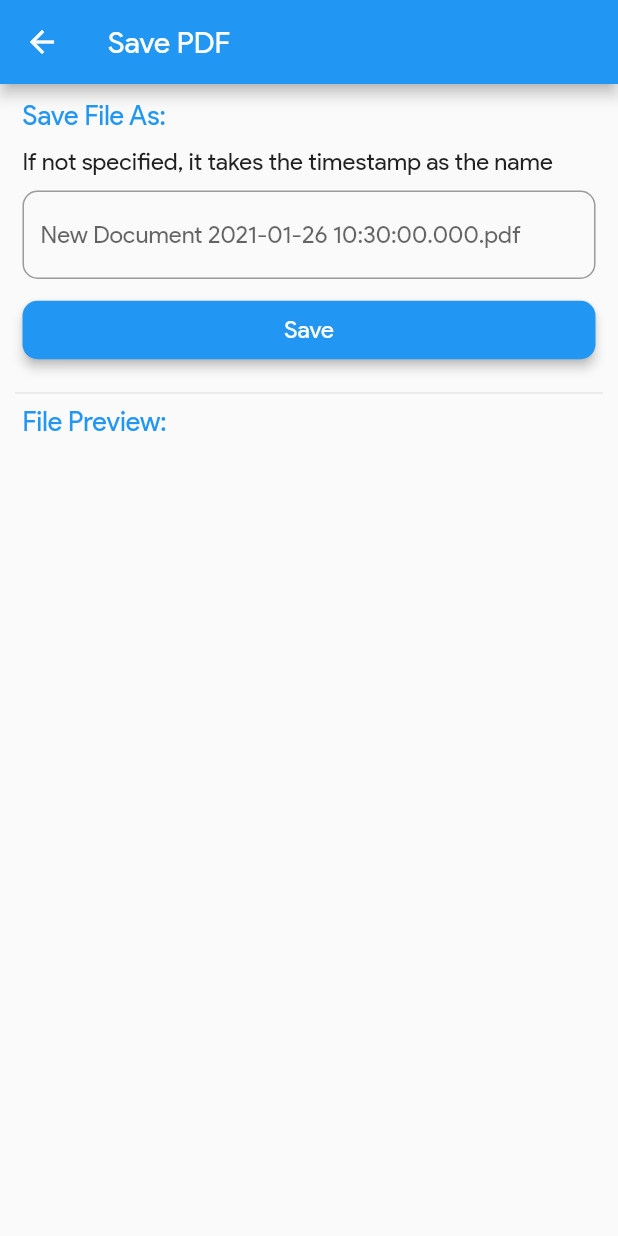
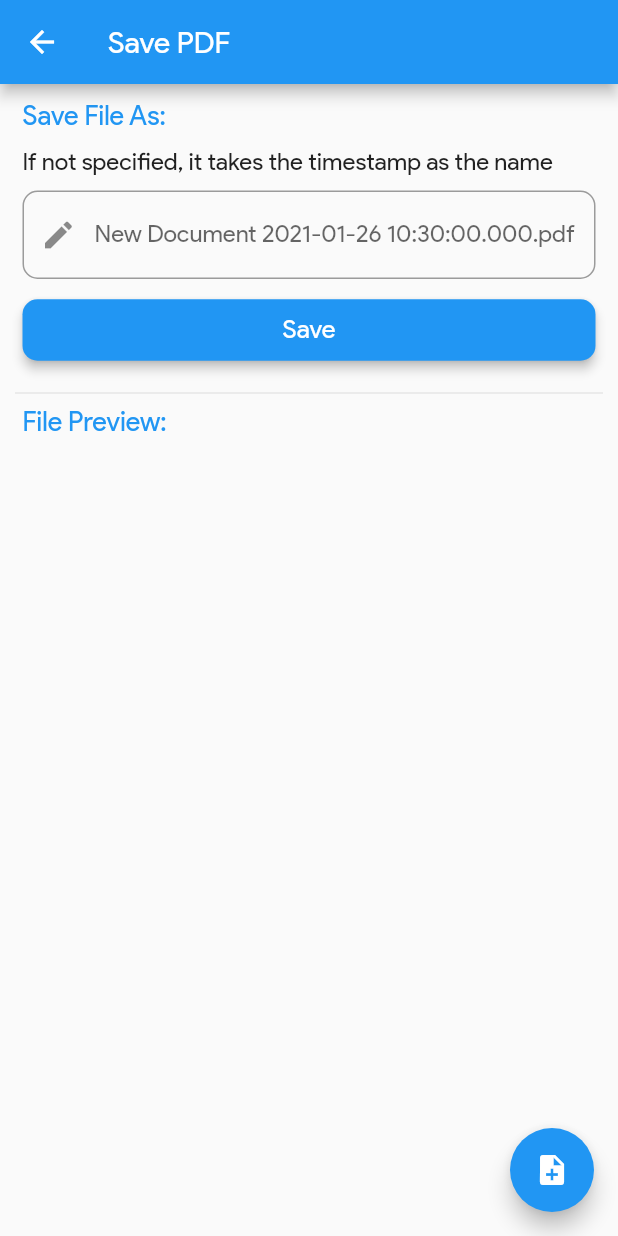
Before and after one commit to Harshit-Sonawala/simple_img_to_pdf, a Flutter app: the ConfirmScreen screen opened by its route, on a phone screen of 412 x 824 dp. Run offline on Flutter 3.47's test engine with Material 2 defaults, Android fonts, the phone set to English and light mode, and no system bars; our stand-ins replace image_picker, open_file.

Commit message:
fixed unresponsive gallery input, adjusted layouts

```diff
--- a/lib/confirm_screen.dart
+++ b/lib/confirm_screen.dart
@@ -68,6 +68,10 @@ class _ConfirmScreenState extends State<ConfirmScreen> {
       appBar: AppBar(
         title: Text('Save PDF'),
       ),
+      floatingActionButton: FloatingActionButton(
+        onPressed: (){},
+        child: Icon(Icons.note_add),
+      ),
       body: Padding(
         padding: const EdgeInsets.all(10.0),
         child: Column(
@@ -104,10 +108,11 @@ class _ConfirmScreenState extends State<ConfirmScreen> {
               child: TextField(
                 controller: _docNameController,
                 decoration: InputDecoration(
+                  prefixIcon: Icon(Icons.edit),
                   border: OutlineInputBorder(
                     borderRadius: BorderRadius.circular(10),
                   ),
-                  hintText: lastSavedFilePath == null ? 'New Document $timeStamp.pdf' : lastSavedFilePath,
+                  labelText: lastSavedFilePath == null ? 'New Document $timeStamp.pdf' : lastSavedFilePath,
                 ),
               ),
             ),
@@ -145,7 +150,7 @@ class _ConfirmScreenState extends State<ConfirmScreen> {
                         child: Text(
                           "Save",
                           style: TextStyle(
-                            fontSize: 16,
+                            fontSize: 17,
                             color: Colors.white,
                           ),
                         ),
@@ -158,7 +163,7 @@ class _ConfirmScreenState extends State<ConfirmScreen> {
                     padding: const EdgeInsets.symmetric(horizontal: 5),
                     child: RaisedButton(
                       onPressed: () {
-                        OpenFile.open(lastSavedFilePath);
+                        OpenFile.open('$lastSavedFilePath');
                       },
                       elevation: 3,
                       shape: RoundedRectangleBorder(
@@ -170,7 +175,7 @@ class _ConfirmScreenState extends State<ConfirmScreen> {
                         child: Text(
                           "Open",
                           style: TextStyle(
-                            fontSize: 16,
+                            fontSize: 17,
                             color: Colors.white,
                           ),
                         ),
@@ -208,9 +213,12 @@ class _ConfirmScreenState extends State<ConfirmScreen> {
                     child: Card(
                       elevation: 3,
                       clipBehavior: Clip.antiAlias,
-                      child: Image.file(
-                        loadedImgList[index],
-                        fit: BoxFit.contain,
+                      child: Container(
+                        height: 500,
+                        child: Image.file(
+                          loadedImgList[index],
+                          fit: BoxFit.contain,
+                        ),
                       ),
                     ),
                   );
--- a/lib/customButton.dart
+++ b/lib/customButton.dart
@@ -16,7 +16,7 @@ class CustomButton extends StatelessWidget {
         borderRadius: BorderRadius.circular(10),
       ),
       //try changing to onPressed: onTap, in case of error
-      onPressed: () => onTap(),
+      onPressed: onTap,
       color: Theme.of(context).accentColor,
       child: Row(
         mainAxisAlignment: MainAxisAlignment.center,
```
Also changed, not shown: lib/main.dart (+5 -123 lines).
